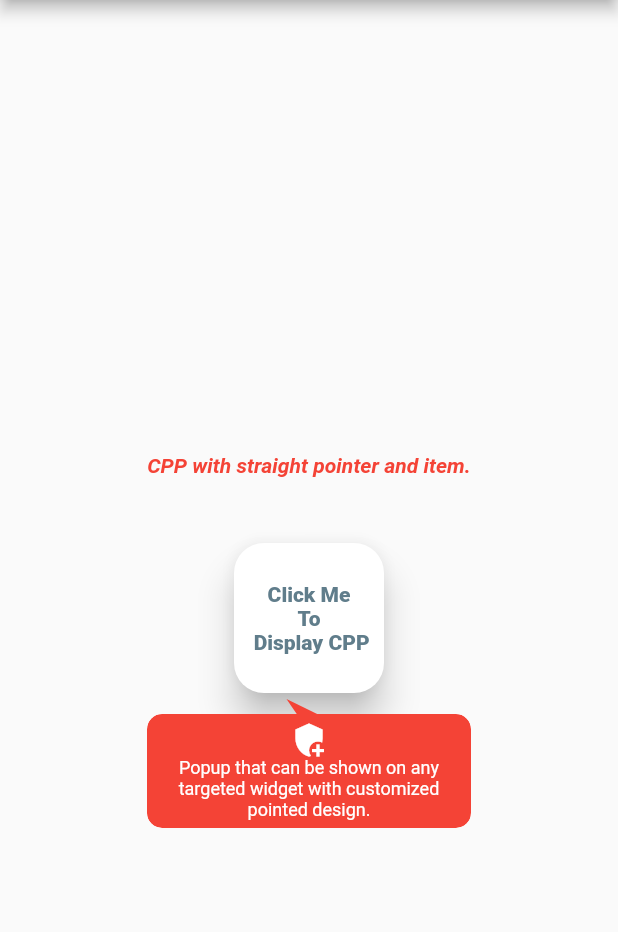
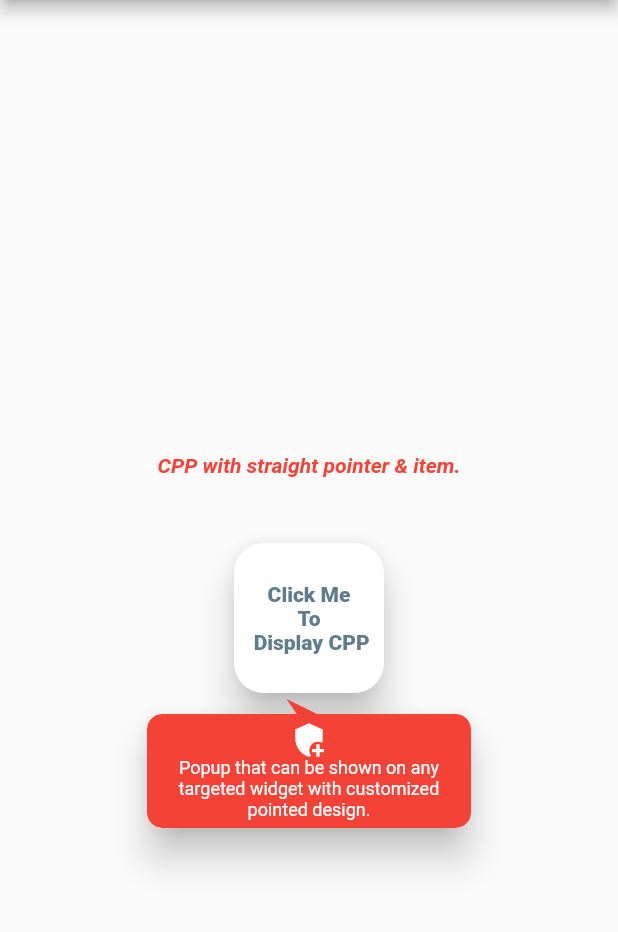
Before and after one commit to DipakShrestha-ADS/custom_pointed_popup, a Flutter app: the screen it shows after launch, after a tap on an icon or button, on a phone screen of 412 x 824 dp, the part 84-1016 px from its top. Run offline on Flutter 3.47's test engine with Material 2 defaults, Android fonts, the phone set to English and light mode, and no system bars.

Commit message:
Screenshots added and changes in example.

```diff
--- a/example/lib/main.dart
+++ b/example/lib/main.dart
@@ -38,6 +38,10 @@ class _HomeState extends State<Home> {
       widthFractionWithRespectToDeviceWidth: 3,
       displayBelowWidget: true,
       triangleDirection: TriangleDirection.FullLeft,
+      popupElevation: 10,
+
+      ///you can also add border radius
+      ////popupBorderRadius:,
       item: CustomPointedPopupItem(
         title: 'Popup that can be shown on any targeted widget with customized pointed design.',
         textStyle: Theme.of(context).textTheme.caption!.copyWith(
@@ -47,6 +51,9 @@ class _HomeState extends State<Home> {
           Icons.add_moderator,
           color: Theme.of(context).cardColor,
         ),
+
+        ///Or you can add custom item widget below instead above 3
+        ///itemWidget: Container(),
       ),
       onClickWidget: (onClickMenu) {
         print('popup item clicked');
@@ -71,7 +78,7 @@ class _HomeState extends State<Home> {
             mainAxisAlignment: MainAxisAlignment.center,
             children: [
               Text(
-                'CPP with straight pointer and item.',
+                'CPP with straight pointer & item.',
                 style: TextStyle(
                   color: Colors.red,
                   fontSize: 14.0,
```
Also changed, not shown: 4 other files.
